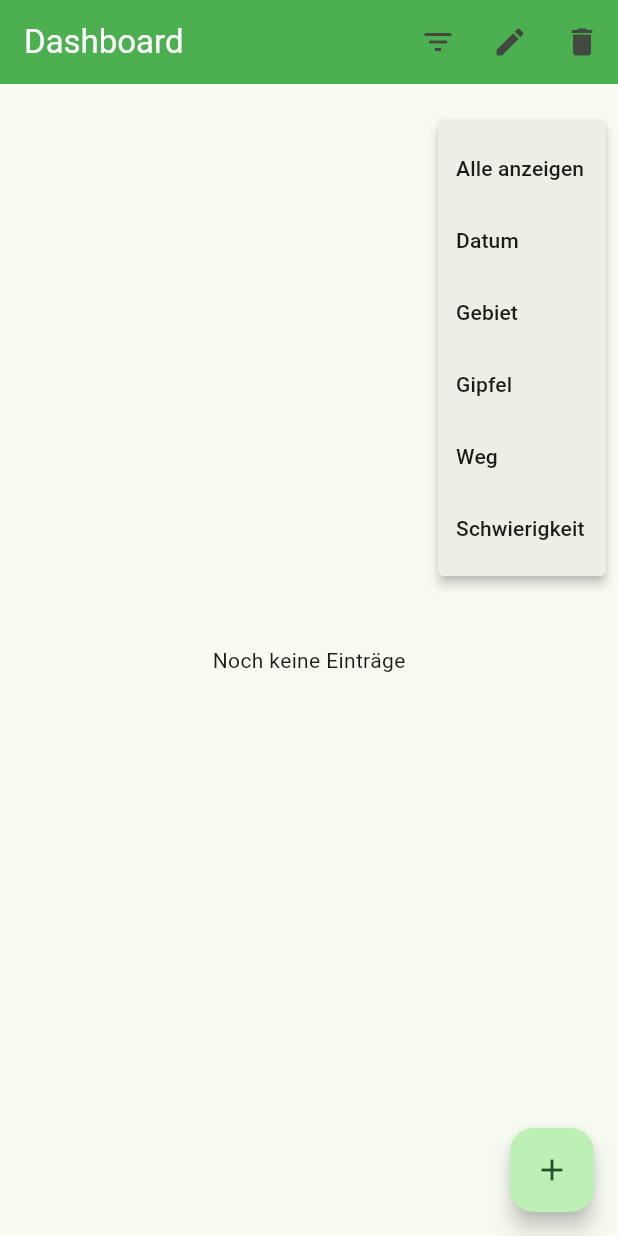
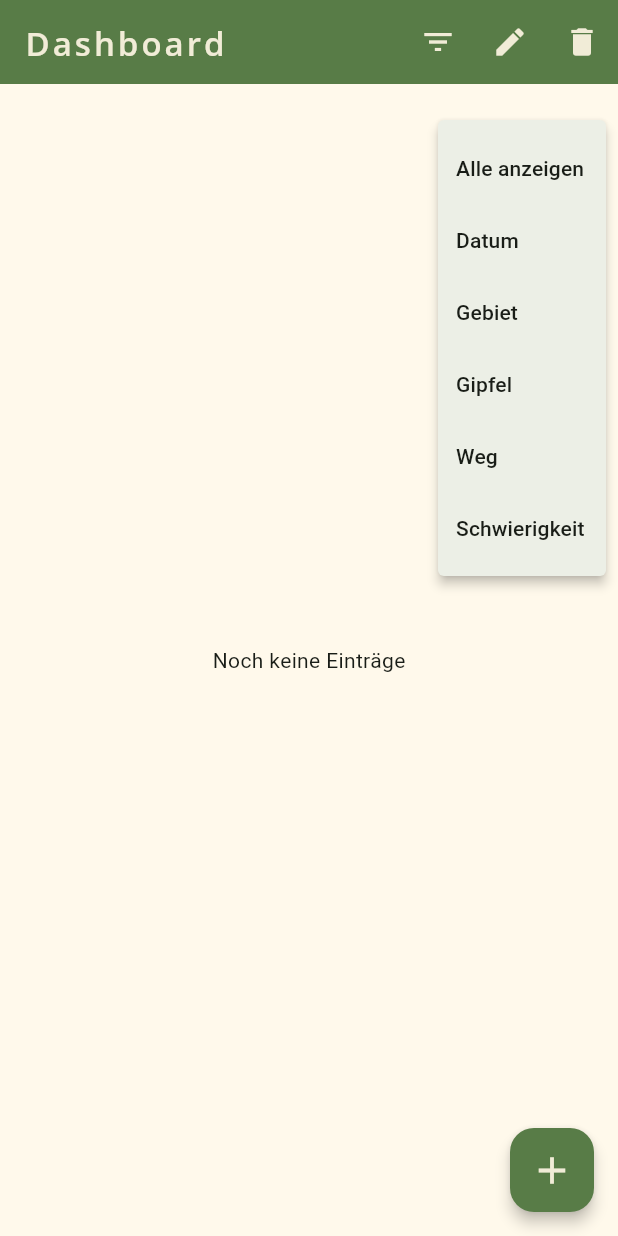
Before and after one commit to NicoleSchulze/Kletterlogbuch, a Flutter app: the screen it shows after launch, after a tap on the "filter list" icon, on a phone screen of 412 x 824 dp. Run offline on Flutter 3.47's test engine with Material 3 defaults, Android fonts, the light colour scheme and no system bars; our stand-ins replace google_fonts, hive, hive_flutter, sqflite; accounts and stored records are empty.

Commit message:
Fixup: TextField, Design

```diff
--- a/lib/screens/dashboard.dart
+++ b/lib/screens/dashboard.dart
@@ -3,6 +3,7 @@ import '../models/kletterweg_datenmodell.dart';
 import '../widgets/popup_add_kletterweg.dart';
 import '../database/hive_database_helper.dart';
 import '../widgets/popup_einzel_filter.dart';
+import 'package:google_fonts/google_fonts.dart';
 
 /// --- Dashboard (Kletterlogbuch) ---
 // Neues Widget definieren
@@ -43,7 +44,7 @@ class _DashboardState extends State<Dashboard> {
   Future<void> _loadKletterwege() async {
     final eintraegeListe = HiveDatabaseHelper.queryAllKletterEintraege();
 
-    // 1️⃣ Gefilterte Liste anhand _filterMap
+    // Gefilterte Liste anhand _filterMap
     final gefiltert = eintraegeListe.where((e) {
       bool match = true;
 
@@ -61,7 +62,7 @@ class _DashboardState extends State<Dashboard> {
       return match;
     }).toList();
 
-    // 2️⃣ Map aufbauen für ListView
+    // Map aufbauen für ListView
     Map<String, Map<String, List<KletterEintrag>>> tempMap = {};
     for (var eintrag in gefiltert) {
       final keyDatumGebiet = "${eintrag.datum} – ${eintrag.gebiet}";
@@ -70,9 +71,17 @@ class _DashboardState extends State<Dashboard> {
       tempMap.putIfAbsent(keyDatumGebiet, () => {});
       tempMap[keyDatumGebiet]!.putIfAbsent(keyGipfel, () => []);
       tempMap[keyDatumGebiet]![keyGipfel]!.add(eintrag);
+
+      // Controller nur einmalig anlegen
+      if (!_controllers.containsKey(eintrag.key)) {
+        _controllers[eintrag.key] = {
+          'weg': TextEditingController(text: eintrag.weg),
+          'schwierigkeit': TextEditingController(text: eintrag.schwierigkeit),
+        };
+      }
     }
 
-    // 3️⃣ Sortieren nach Datum absteigend
+    // Sortieren nach Datum absteigend
     final sortedKeys = tempMap.keys.toList()
       ..sort((a, b) {
         final dateA = DateTime.parse(a.split(' – ')[0].split('.').reversed.join('-'));
@@ -82,7 +91,7 @@ class _DashboardState extends State<Dashboard> {
 
     final sortedMap = { for (var k in sortedKeys) k: tempMap[k]! };
 
-    // 4️⃣ In setState einfügen, damit UI neu baut
+    // In setState einfügen, damit UI neu baut
     setState(() {
       _eintraegeNachDatumGebietGipfel.clear();
       _eintraegeNachDatumGebietGipfel.addAll(sortedMap);
@@ -103,89 +112,31 @@ class _DashboardState extends State<Dashboard> {
     );
   }
 
-  /*/// Kletterweg bearbeiten
-  Future<void> _editKletterweg(KletterEintrag eintrag) async {
-    final datumController = TextEditingController(text: eintrag.datum);
-    final gebietController = TextEditingController(text: eintrag.gebiet);
-    final gipfelController = TextEditingController(text: eintrag.gipfel);
-    final wegController = TextEditingController(text: eintrag.weg);
-    final schwierigkeitController = TextEditingController(text: eintrag.schwierigkeit);
-
-    // Diaglogfester öffnet sich wieder, wie bei Erstellen
-    await showDialog(
-      context: context,
-      builder: (context) {
-        return AlertDialog(
-          title: const Text("Kletterweg bearbeiten"),
-          content: SingleChildScrollView(
-            child: Column(
-              children: [
-                TextField(
-                  controller: datumController,
-                  decoration: const InputDecoration(labelText: "Datum"),
-                ),
-                TextField(
-                  controller: gebietController,
-                  decoration: const InputDecoration(labelText: "Gebiet"),
-                ),
-                TextField(
-                  controller: gipfelController,
-                  decoration: const InputDecoration(labelText: "Gipfel"),
-                ),
-                TextField(
-                  controller: wegController,
-                  decoration: const InputDecoration(labelText: "Weg"),
-                ),
-                TextField(
-                  controller: schwierigkeitController,
-                  decoration: const InputDecoration(labelText: "Schwierigkeit"),
-                ),
-              ],
-            ),
-          ),
-          actions: [
-            TextButton(
-              onPressed: () => Navigator.of(context).pop(),
-              child: const Text("Abbrechen"),
-            ),
-            ElevatedButton(
-              onPressed: () async {
-                final updatedEintrag = KletterEintrag(
-                  id: eintrag.id,
-                  datum: datumController.text,
-                  gebiet: gebietController.text,
-                  gipfel: gipfelController.text,
-                  weg: wegController.text,
-                  schwierigkeit: schwierigkeitController.text,
-                );
-
-                await HiveDatabaseHelper.updateKletterEintrag(updatedEintrag);
-                Navigator.of(context).pop();
-                _loadKletterwege(); // aktualisieren
-              },
-              child: const Text("Speichern"),
-            ),
-          ],
-        );
-      },
-    );
-  }*/
-
   /// Filterungen
   Widget build(BuildContext context) {
     return Scaffold(
+      backgroundColor: const Color(0xFFFFF9EB),
       appBar: AppBar(
-        backgroundColor: Colors.green,
-        title: const Text("Dashboard", style: TextStyle(color: Colors.white)),
+        backgroundColor: const Color(0xFF587C47),
+        title: Text(
+          "Dashboard",
+          style: GoogleFonts.openSans(
+            color: const Color(0xFFF1ECD7),
+            fontSize: 22,
+            fontWeight: FontWeight.w600,
+            letterSpacing: 2,
+          ),
+        ),
         actions: [
           Tooltip(
             message: "Filtermenü anzeigen",
             child: IconButton(
               icon: const Icon(Icons.filter_list),
+              color: Color(0xFFF1ECD7),
               onPressed: () {
                 showMenu<String>(
                   context: context,
-                  position: RelativeRect.fromLTRB(100, 80, 0, 0), // Position über dem Icon anpassen
+                  position: RelativeRect.fromLTRB(100, 80, 0, 0),
                   items: const [
                     PopupMenuItem(value: "alle", child: Text("Alle anzeigen")),
                     PopupMenuItem(value: "datum", child: Text("Datum")),
@@ -218,6 +169,7 @@ class _DashboardState extends State<Dashboard> {
           ),
           IconButton(
             icon: Icon(_editMode ? Icons.check : Icons.edit),
+            color: Color(0xFFF1ECD7),
             tooltip: _editMode ? "Bearbeitung speichern" : "Einträge bearbeiten",
             onPressed: _deleteMode
                 ? null
@@ -243,7 +195,6 @@ class _DashboardState extends State<Dashboard> {
                   }
                 }
 
-                _controllers.clear();
                 _loadKletterwege();
               }
               setState(() => _editMode = !_editMode);
@@ -251,6 +202,7 @@ class _DashboardState extends State<Dashboard> {
           ),
           IconButton(
             icon: Icon(_deleteMode ? Icons.check : Icons.delete),
+            color: Color(0xFFF1ECD7),
             tooltip: _deleteMode
                 ? (_selectedDatumGebietKeys.isEmpty
                 ? "Keine Auswahl, Löschmodus beenden"
@@ -316,15 +268,26 @@ class _DashboardState extends State<Dashboard> {
                   }
                       : null,
                   child: Card(
-                    elevation: 2,
-                    margin: const EdgeInsets.symmetric(vertical: 4),
+                    elevation: 2,                    margin: const EdgeInsets.symmetric(vertical: 6, horizontal: 4),
                     shape: RoundedRectangleBorder(
-                      borderRadius: BorderRadius.circular(8),
+                      borderRadius: BorderRadius.circular(12),
                     ),
-                    child: Container(
+                    shadowColor: const Color(0xFF60594A).withOpacity(0.4),
+                    child: AnimatedContainer(
+                      duration: const Duration(milliseconds: 250),
+                      curve: Curves.easeOut,
                       decoration: BoxDecoration(
-                        color: isSelected ? Colors.green.withOpacity(0.2) : Colors.white,
-                        borderRadius: BorderRadius.circular(8),
+                        color: isSelected
+                            ? const Color(0xFFEADABD)
+                            : const Color(0xFFF1E8D7), // angepasste helle Cremefarbe
+                        borderRadius: BorderRadius.circular(12),
+                        boxShadow: [
+                          BoxShadow(
+                            color: const Color(0xFF60594A).withOpacity(0.2),
+                            blurRadius: 6,
+                            offset: const Offset(0, 3),
+                          ),
+                        ],
                       ),
                       padding: const EdgeInsets.all(8),
                       child: Column(
@@ -339,47 +302,45 @@ class _DashboardState extends State<Dashboard> {
                                 style: const TextStyle(
                                   fontSize: 15,
                                   fontWeight: FontWeight.bold,
-                                  color: Colors.green,
+                                  color: Color(0xFF60594A),
                                 ),
                               ),
                               Expanded(
-                                child: _editMode
-                                    ? TextField(
+                                child: TextField(
                                   controller: TextEditingController(
                                     text: "${datumUndGebiet.replaceFirst(' – ', ': ')}",
                                   ),
+                                  enabled: _editMode,
+                                  maxLines: null,
+                                  minLines: 1,
+                                  maxLength: 30,
+                                  buildCounter: (_, {required currentLength, required isFocused, maxLength}) => null,
                                   decoration: const InputDecoration(
-                                    border: InputBorder.none, // keine Outline
+                                    border: InputBorder.none,
                                     isDense: true,
-                                    contentPadding: EdgeInsets.zero, // Höhe passt sich an
+                                    contentPadding: EdgeInsets.zero,
                                   ),
                                   style: const TextStyle(
                                     fontSize: 15,
-                                    fontWeight: FontWeight.bold,
-                                    color: Colors.green,
-                                    height: 1.0, // verhindert Zeilenhöhen-Sprung
+                                    fontWeight: FontWeight.w700,
+                                    color: Color(0xFF60594A),
+                                    height: 1.0,
                                   ),
                                   onChanged: (v) {
+                                    if (_editMode) {
                                       final parts = v.split(':');
                                       if (parts.length == 2) {
                                         final datum = parts[0].trim();
                                         final gebiet = parts[1].trim();
                                         for (var wegeListe in gipfelMap.values) {
                                           for (var eintrag in wegeListe) {
-                                          eintrag.datum = datum;   // Datum speichern
-                                          eintrag.gebiet = gebiet; // Gebiet speichern
+                                            eintrag.datum = datum;
+                                            eintrag.gebiet = gebiet;
+                                          }
                                         }
                                       }
                                     }
                                   },
-                                )
-                                    : Text(
-                                  "${datumUndGebiet.replaceFirst(' – ', ': ')}",
-                                  style: const TextStyle(
-                                    fontSize: 15,
-                                    fontWeight: FontWeight.bold,
-                                    color: Colors.green,
-                                  ),
                                 ),
                               ),
                             ],
@@ -396,12 +357,10 @@ class _DashboardState extends State<Dashboard> {
                                   Row(
                                     crossAxisAlignment: CrossAxisAlignment.center,
                                     children: [
-                                      const Icon(Icons.filter_hdr, color: Colors.grey, size: 18),
+                                      const Icon(Icons.filter_hdr, color: Color(0xFF60594A), size: 18),
                                       const SizedBox(width: 4),
                                       Expanded(
-                                        child: _editMode
-                                            ? Builder(builder: (context) {
-                                          // Controller für diesen Gipfel erstellen, falls noch nicht vorhanden
+                                        child: Builder(builder: (context) {
                                           if (!_controllers.containsKey(gipfel.hashCode)) {
                                             _controllers[gipfel.hashCode] = {
                                               'gipfel': TextEditingController(text: gipfel),
@@ -411,6 +370,10 @@ class _DashboardState extends State<Dashboard> {
                                           return TextField(
                                             controller: _controllers[gipfel.hashCode]!['gipfel'],
                                             enabled: _editMode,
+                                            maxLines: null,
+                                            minLines: 1,
+                                            maxLength: 30,
+                                            buildCounter: (_, {required currentLength, required isFocused, maxLength}) => null,
                                             decoration: const InputDecoration(
                                               border: InputBorder.none,
                                               isDense: true,
@@ -418,42 +381,47 @@ class _DashboardState extends State<Dashboard> {
                                             ),
                                             style: const TextStyle(
                                               fontSize: 14.5,
-                                              fontWeight: FontWeight.w600,
-                                              color: Colors.black87,
+                                              fontWeight: FontWeight.w700,
+                                              color: Color(0xFF60594A),
                                               height: 1.0,
                                             ),
                                             onChanged: (v) {
+                                              if (_editMode) {
                                                 for (var eintrag in wege) {
                                                   eintrag.gipfel = v;
                                                 }
+                                              }
                                             },
                                           );
-                                        })
-                                            : Text(
-                                          gipfel,
-                                          style: const TextStyle(
-                                            fontSize: 14.5,
-                                            fontWeight: FontWeight.w600,
-                                            color: Colors.black87,
-                                          ),
-                                        ),
+                                        }),
                                       ),
                                     ],
                                   ),
                                   ...wege.map((eintrag) {
+                                    // Controller für Weg + Schwierigkeit anlegen, falls noch nicht vorhanden
+                                    _controllers.putIfAbsent(eintrag.key, () => {});
+                                    if (!_controllers[eintrag.key]!.containsKey('combined')) {
+                                      _controllers[eintrag.key]!['combined'] =
+                                          TextEditingController(text: "${eintrag.weg} (${eintrag.schwierigkeit})");
+                                    }
+
+                                    final combinedController = _controllers[eintrag.key]!['combined']!;
+
                                     return Padding(
                                       padding: const EdgeInsets.only(left: 22, top: 1),
                                       child: Row(
                                         children: [
-                                          const Text("→ ", style: TextStyle(fontSize: 13.5, color: Colors.black87)),
+                                          const Text("→ ", style: TextStyle(fontSize: 13.5, color: Color(0xFF60594A))),
 
                                           // IntrinsicWidth, damit Weg + Schwierigkeit nebeneinander bleiben
-                                          IntrinsicWidth(
+                                          Expanded(
                                             child: TextField(
-                                              controller: TextEditingController(
-                                                  text: "${eintrag.weg} (${eintrag.schwierigkeit})"
-                                              ),
+                                              controller: combinedController,
                                               enabled: _editMode,
+                                              maxLines: null,
+                                              minLines: 1,
+                                              maxLength: 30,
+                                              buildCounter: (_, {required currentLength, required isFocused, maxLength}) => null,
                                               decoration: const InputDecoration(
                                                 border: InputBorder.none,
                                                 isDense: true,
@@ -461,15 +429,17 @@ class _DashboardState extends State<Dashboard> {
                                               ),
                                               style: const TextStyle(
                                                 fontSize: 13.5,
-                                                color: Colors.black87,
+                                                color: Color(0xFF60594A),
                                                 height: 1.0,
                                               ),
                                               onChanged: (v) {
-                                                // Regex trennt Weg und Schwierigkeit
                                                 final match = RegExp(r"^(.*) \((.*)\)$").firstMatch(v);
                                                 if (match != null) {
-                                                  eintrag.weg = match.group(1)!;
-                                                  eintrag.schwierigkeit = match.group(2)!;
+                                                  eintrag.weg = match.group(1)!.trim();
+                                                  eintrag.schwierigkeit = match.group(2)!.trim();
+                                                } else {
+                                                  eintrag.weg = v.trim();
+                                                  eintrag.schwierigkeit = "";
                                                 }
                                               },
                                             ),
@@ -492,8 +462,11 @@ class _DashboardState extends State<Dashboard> {
         ],
       ),
       floatingActionButton: FloatingActionButton(
+        backgroundColor: const Color(0xFF587C47), // warmes dunkles Grün
+        foregroundColor: const Color(0xFFF1ECD7), // helles Creme für das Icon
+        elevation: 4,
         onPressed: _addKletterweg,
-        child: const Icon(Icons.add),
+        child: const Icon(Icons.add, size: 30),
       ),
     );
   }
--- a/lib/screens/splash_screen.dart
+++ b/lib/screens/splash_screen.dart
@@ -1,5 +1,6 @@
 import 'package:flutter/material.dart';
 import 'dashboard.dart';
+import 'package:google_fonts/google_fonts.dart';
 
 /// --- Splash Screen/Startscreen ---
 // Statefullwidget = weil nach 2 Sekunden automatisch weiterleitet
@@ -40,26 +41,30 @@ class _SplashScreenState extends State<SplashScreen> {
             begin: Alignment.topCenter,
             end: Alignment.bottomCenter,
             colors: [
-              Color(0xFFF5F5F5), // helles Grau
-              Color(0xFF2E7D32), // sattes Grün
+              Color(0xFFE6DFC9), // etwas dunkleres Beige oben
+              Color(0xFF60594A), // dunkleres Braun unten
             ],
+            stops: [0, 0.7], // 0.33 = erstes Drittel hell, Rest dunkel
           ),
         ),
         child: Center(
           child: Column(
             mainAxisAlignment: MainAxisAlignment.center,
             children: [
-              const Icon(Icons.terrain, size: 80, color: Colors.white),
-              const SizedBox(height: 20),
+              const Icon(Icons.terrain, size: 90, color: Color(0xFF60594A)),
+              const SizedBox(height: 8),
+
               Text(
                 "KLETTERLOGBUCH",
-                style: Theme.of(context).textTheme.headlineLarge?.copyWith(
-                  color: Colors.white,
+                style: GoogleFonts.openSans(
+                  color: const Color(0xFFF1ECD7),
+                  fontSize: 30,
                   fontWeight: FontWeight.bold,
+                  letterSpacing: 2.0
                 ),
               ),
               const SizedBox(height: 20),
-              const CircularProgressIndicator(color: Colors.white),
+              const CircularProgressIndicator(color: Color(0xFFF1ECD7)),
             ],
           ),
         ),
--- a/pubspec.yaml
+++ b/pubspec.yaml
@@ -47,6 +47,7 @@ dev_dependencies:
     sdk: flutter
   hive_generator: ^2.0.1
   build_runner: ^2.4.13
+  google_fonts: ^6.3.2
 
   # The "flutter_lints" package below contains a set of recommended lints to
   # encourage good coding practices. The lint set provided by the package is
```
Also changed, not shown: assets/fonts/Montserrat-SemiBoldItalic.ttf (added), assets/fonts/Montserrat-VariableFont_wght.ttf (added), assets/fonts/OpenSans-Italic-VariableFont_wdth,wght.ttf (added), assets/fonts/OpenSans-VariableFont_wdth,wght.ttf (added), assets/fonts/Oswald-VariableFont_wght.ttf (added), assets/fonts/RobotoSlab-VariableFont_wght.ttf (added), pubspec.lock. Lines whose indentation alone changed are shown as unchanged.
